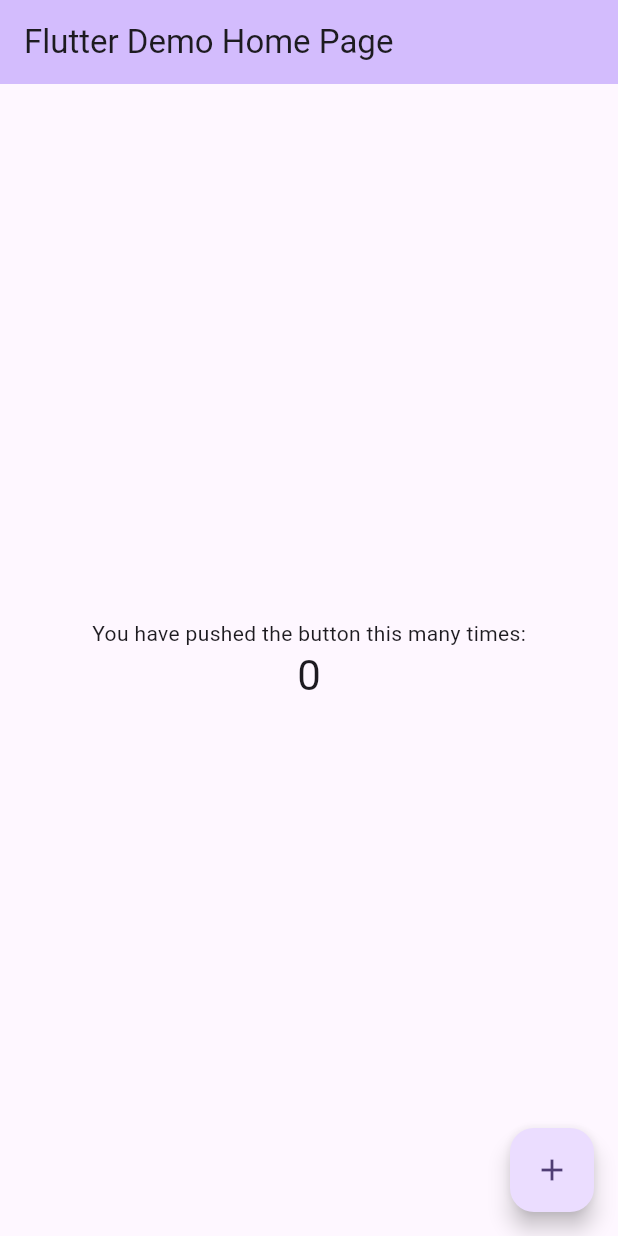
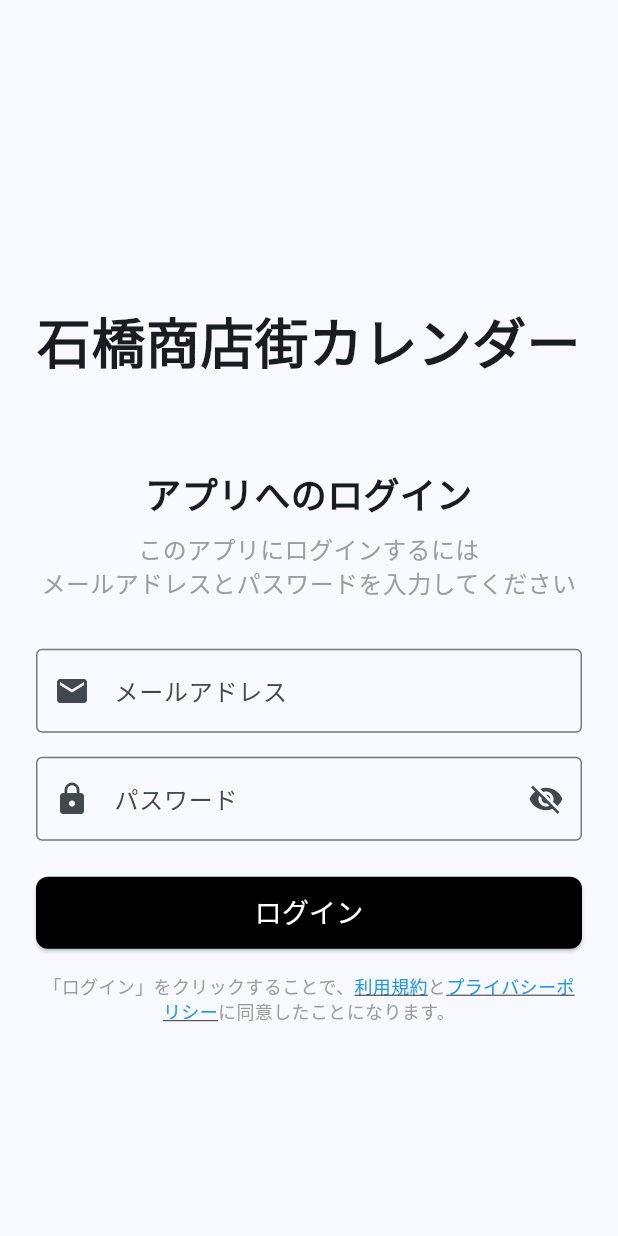
Before and after one commit to Yuffter/ishibashi-syoutengai-calendar, a Flutter app: the screen it shows after launch, on a phone screen of 412 x 824 dp. Run offline on Flutter 3.47's test engine with Material 3 defaults, Android fonts, the light colour scheme and no system bars; our stand-ins replace firebase_core, flutter_riverpod; accounts and stored records are empty; generated files the repository leaves out were written again.

Commit message:
feat(login) ログインページの実装

```diff
--- a/lib/main.dart
+++ b/lib/main.dart
@@ -1,125 +1,42 @@
 import 'package:flutter/material.dart';
-// Riverpodをインポート
 import 'package:flutter_riverpod/flutter_riverpod.dart';
+import 'package:firebase_core/firebase_core.dart';
+import 'package:flutter_localizations/flutter_localizations.dart';
+import 'firebase_options.dart';
+import 'view/login-page.dart';
 
-void main() {
-  // runAppの引数にProviderScopeを配置
-  runApp(ProviderScope(child: const MyApp()));
+void main() async {
+  WidgetsFlutterBinding.ensureInitialized();
+
+  await Firebase.initializeApp(
+    options: DefaultFirebaseOptions.currentPlatform,
+  );
+
+  runApp(const ProviderScope(child: MyApp()));
 }
 
 class MyApp extends StatelessWidget {
   const MyApp({super.key});
 
-  // This widget is the root of your application.
   @override
   Widget build(BuildContext context) {
     return MaterialApp(
-      title: 'Flutter Demo',
+      title: '石橋商店街カレンダー',
       theme: ThemeData(
-        // This is the theme of your application.
-        //
-        // TRY THIS: Try running your application with "flutter run". You'll see
-        // the application has a purple toolbar. Then, without quitting the app,
-        // try changing the seedColor in the colorScheme below to Colors.green
-        // and then invoke "hot reload" (save your changes or press the "hot
-        // reload" button in a Flutter-supported IDE, or press "r" if you used
-        // the command line to start the app).
-        //
-        // Notice that the counter didn't reset back to zero; the application
-        // state is not lost during the reload. To reset the state, use hot
-        // restart instead.
-        //
-        // This works for code too, not just values: Most code changes can be
-        // tested with just a hot reload.
-        colorScheme: ColorScheme.fromSeed(seedColor: Colors.deepPurple),
+        colorScheme: ColorScheme.fromSeed(seedColor: Colors.blue),
+        useMaterial3: true,
       ),
-      home: const MyHomePage(title: 'Flutter Demo Home Page'),
+      localizationsDelegates: const [
+        GlobalMaterialLocalizations.delegate,
+        GlobalWidgetsLocalizations.delegate,
+        GlobalCupertinoLocalizations.delegate,
+      ],
+      supportedLocales: const [
+        Locale('ja', 'JP'), // 日本語
+        Locale('en', 'US'), // 英語
+      ],
+      locale: const Locale('ja', 'JP'),
+      home: const LoginPage(),
     );
   }
 }
-
-class MyHomePage extends StatefulWidget {
-  const MyHomePage({super.key, required this.title});
-
-  // This widget is the home page of your application. It is stateful, meaning
-  // that it has a State object (defined below) that contains fields that affect
-  // how it looks.
-
-  // This class is the configuration for the state. It holds the values (in this
-  // case the title) provided by the parent (in this case the App widget) and
-  // used by the build method of the State. Fields in a Widget subclass are
-  // always marked "final".
-
-  final String title;
-
-  @override
-  State<MyHomePage> createState() => _MyHomePageState();
-}
-
-class _MyHomePageState extends State<MyHomePage> {
-  int _counter = 0;
-
-  void _incrementCounter() {
-    setState(() {
-      // This call to setState tells the Flutter framework that something has
-      // changed in this State, which causes it to rerun the build method below
-      // so that the display can reflect the updated values. If we changed
-      // _counter without calling setState(), then the build method would not be
-      // called again, and so nothing would appear to happen.
-      _counter++;
-    });
-  }
-
-  @override
-  Widget build(BuildContext context) {
-    // This method is rerun every time setState is called, for instance as done
-    // by the _incrementCounter method above.
-    //
-    // The Flutter framework has been optimized to make rerunning build methods
-    // fast, so that you can just rebuild anything that needs updating rather
-    // than having to individually change instances of widgets.
-    return Scaffold(
-      appBar: AppBar(
-        // TRY THIS: Try changing the color here to a specific color (to
-        // Colors.amber, perhaps?) and trigger a hot reload to see the AppBar
-        // change color while the other colors stay the same.
-        backgroundColor: Theme.of(context).colorScheme.inversePrimary,
-        // Here we take the value from the MyHomePage object that was created by
-        // the App.build method, and use it to set our appbar title.
-        title: Text(widget.title),
-      ),
-      body: Center(
-        // Center is a layout widget. It takes a single child and positions it
-        // in the middle of the parent.
-        child: Column(
-          // Column is also a layout widget. It takes a list of children and
-          // arranges them vertically. By default, it sizes itself to fit its
-          // children horizontally, and tries to be as tall as its parent.
-          //
-          // Column has various properties to control how it sizes itself and
-          // how it positions its children. Here we use mainAxisAlignment to
-          // center the children vertically; the main axis here is the vertical
-          // axis because Columns are vertical (the cross axis would be
-          // horizontal).
-          //
-          // TRY THIS: Invoke "debug painting" (choose the "Toggle Debug Paint"
-          // action in the IDE, or press "p" in the console), to see the
-          // wireframe for each widget.
-          mainAxisAlignment: MainAxisAlignment.center,
-          children: <Widget>[
-            const Text('You have pushed the button this many times:'),
-            Text(
-              '$_counter',
-              style: Theme.of(context).textTheme.headlineMedium,
-            ),
-          ],
-        ),
-      ),
-      floatingActionButton: FloatingActionButton(
-        onPressed: _incrementCounter,
-        tooltip: 'Increment',
-        child: const Icon(Icons.add),
-      ), // This trailing comma makes auto-formatting nicer for build methods.
-    );
-  }
-}
--- /dev/null
+++ b/lib/view/login-page.dart
@@ -0,0 +1,151 @@
+import 'package:flutter/gestures.dart';
+import 'package:flutter/material.dart';
+import 'package:flutter_riverpod/flutter_riverpod.dart';
+import './terms_of_service_page.dart';
+import './privacy_policy_page.dart';
+
+// Providerの定義
+// メールアドレスの入力値を管理する
+final emailProvider = StateProvider<String>((ref) => '');
+// パスワードの入力値を管理する
+final passwordProvider = StateProvider<String>((ref) => '');
+// パスワードの表示・非表示を管理する
+final passwordVisibilityProvider = StateProvider<bool>((ref) => false);
+
+// UI（画面）の作成
+class LoginPage extends ConsumerWidget {
+  const LoginPage({super.key});
+
+  @override
+  Widget build(BuildContext context, WidgetRef ref) {
+    final email = ref.watch(emailProvider);
+    final password = ref.watch(passwordProvider);
+    final isPasswordVisible = ref.watch(passwordVisibilityProvider);
+
+    return Scaffold(
+      body: Center(
+        child: SingleChildScrollView(
+          padding: const EdgeInsets.all(24.0),
+          child: Column(
+            mainAxisAlignment: MainAxisAlignment.center,
+            crossAxisAlignment: CrossAxisAlignment.stretch,
+            children: <Widget>[
+              const SizedBox(height: 60),
+              const Text(
+                '石橋商店街カレンダー',
+                textAlign: TextAlign.center,
+                style: TextStyle(fontSize: 36, fontWeight: FontWeight.bold),
+              ),
+              const SizedBox(height: 60),
+              const Text(
+                'アプリへのログイン',
+                textAlign: TextAlign.center,
+                style: TextStyle(fontSize: 24, fontWeight: FontWeight.bold),
+              ),
+              const SizedBox(height: 8),
+              const Text(
+                'このアプリにログインするには\nメールアドレスとパスワードを入力してください',
+                textAlign: TextAlign.center,
+                style: TextStyle(fontSize: 16, color: Colors.grey),
+              ),
+              const SizedBox(height: 32),
+
+              // メールアドレス入力欄
+              TextField(
+                decoration: const InputDecoration(
+                  labelText: 'メールアドレス',
+                  prefixIcon: Icon(Icons.email),
+                  border: OutlineInputBorder(),
+                ),
+                keyboardType: TextInputType.emailAddress,
+                onChanged: (value) {
+                  ref.read(emailProvider.notifier).state = value; // 入力値をProviderに保存
+                },
+              ),
+              const SizedBox(height: 16),
+
+              // パスワード入力欄
+              TextField(
+                obscureText: !isPasswordVisible, // Providerの値で表示/非表示を切り替え
+                decoration: InputDecoration(
+                  labelText: 'パスワード',
+                  prefixIcon: const Icon(Icons.lock),
+                  border: const OutlineInputBorder(),
+                  suffixIcon: IconButton(
+                    icon: Icon(
+                      isPasswordVisible ? Icons.visibility : Icons.visibility_off,
+                    ),
+                    onPressed: () {
+                      // アイコンが押されたら、表示/非表示の状態を反転させる
+                      ref.read(passwordVisibilityProvider.notifier).update((state) => !state);
+                    },
+                  ),
+                ),
+                onChanged: (value) {
+                  // 入力値をProviderに保存
+                  ref.read(passwordProvider.notifier).state = value;
+                },
+              ),
+              const SizedBox(height: 24),
+
+              // ログインボタン
+              SizedBox(
+                height: 48,
+                child: ElevatedButton(
+                  onPressed: () {
+                    // ログイン処理
+                    print('ログイン試行 Email: $email, Password: $password');
+                  },
+                  style: ElevatedButton.styleFrom(
+                    backgroundColor: Colors.black,
+                    foregroundColor: Colors.white,
+                    shape: RoundedRectangleBorder(
+                      borderRadius: BorderRadius.circular(8),
+                    ),
+                  ),
+                  child: const Text('ログイン', style: TextStyle(fontSize: 18)),
+                ),
+              ),
+              const SizedBox(height: 16),
+
+              // 利用規約とプライバシーポリシー
+              Text.rich(
+                TextSpan(
+                  text: '「ログイン」をクリックすることで、',
+                  style: const TextStyle(fontSize: 12, color: Colors.grey),
+                  children: [
+                    TextSpan(
+                      text: '利用規約',
+                      style: const TextStyle(color: Colors.blue, decoration: TextDecoration.underline),
+                      recognizer: TapGestureRecognizer()
+                        ..onTap = () {
+                          // 利用規約ページに遷移
+                          Navigator.of(context).push(
+                            MaterialPageRoute(builder: (context) => const TermsOfServicePage()),
+                          );
+                        },
+                    ),
+                    const TextSpan(text: 'と'),
+                    TextSpan(
+                      text: 'プライバシーポリシー',
+                      style: const TextStyle(color: Colors.blue, decoration: TextDecoration.underline),
+                      recognizer: TapGestureRecognizer()
+                        ..onTap = () {
+                          // プライバシーポリシーページに遷移
+                          Navigator.of(context).push(
+                            MaterialPageRoute(builder: (context) => const PrivacyPolicyPage()),
+                          );
+                        },
+                    ),
+                    const TextSpan(text: 'に同意したことになります。'),
+                  ],
+                ),
+                textAlign: TextAlign.center,
+              ),
+            ],
+          ),
+        ),
+      ),
+    );
+  }
+}
--- a/pubspec.yaml
+++ b/pubspec.yaml
@@ -40,6 +40,8 @@ dependencies:
   flutter_riverpod: ^2.6.1
   riverpod_annotation: ^2.6.1
   firebase_auth: ^6.0.2
+  flutter_localizations:
+    sdk: flutter
 
 dev_dependencies:
   flutter_test:
```
Also changed, not shown: lib/view/privacy_policy_page.dart (added, +160 -0 lines), lib/view/terms_of_service_page.dart (added, +160 -0 lines), pubspec.lock.
